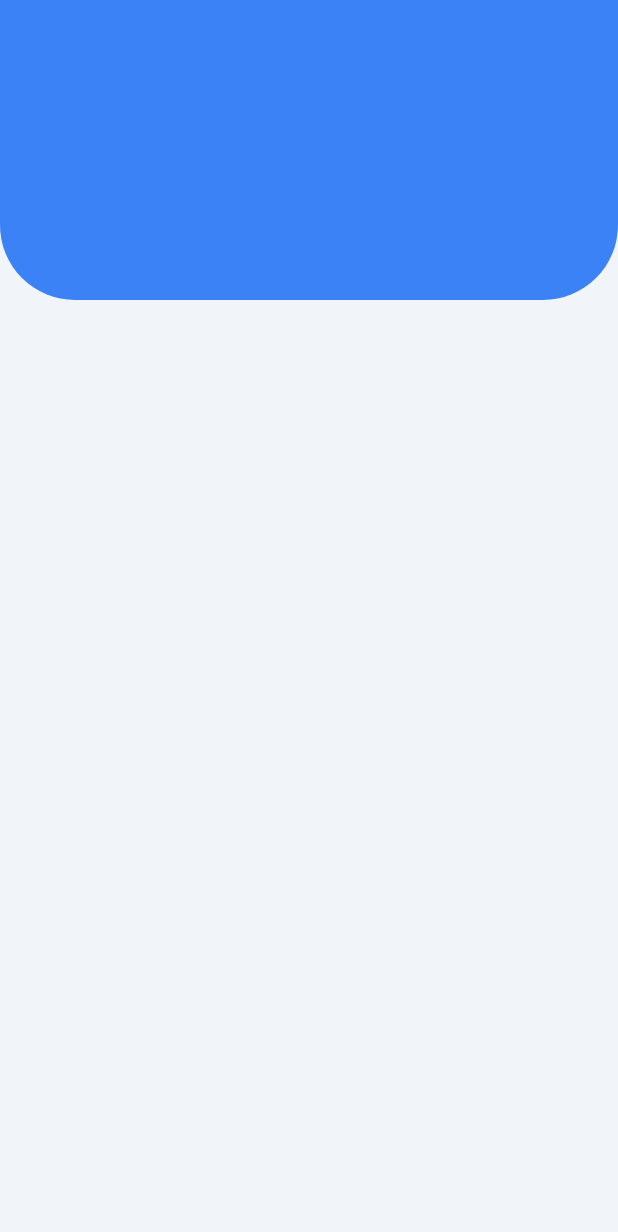
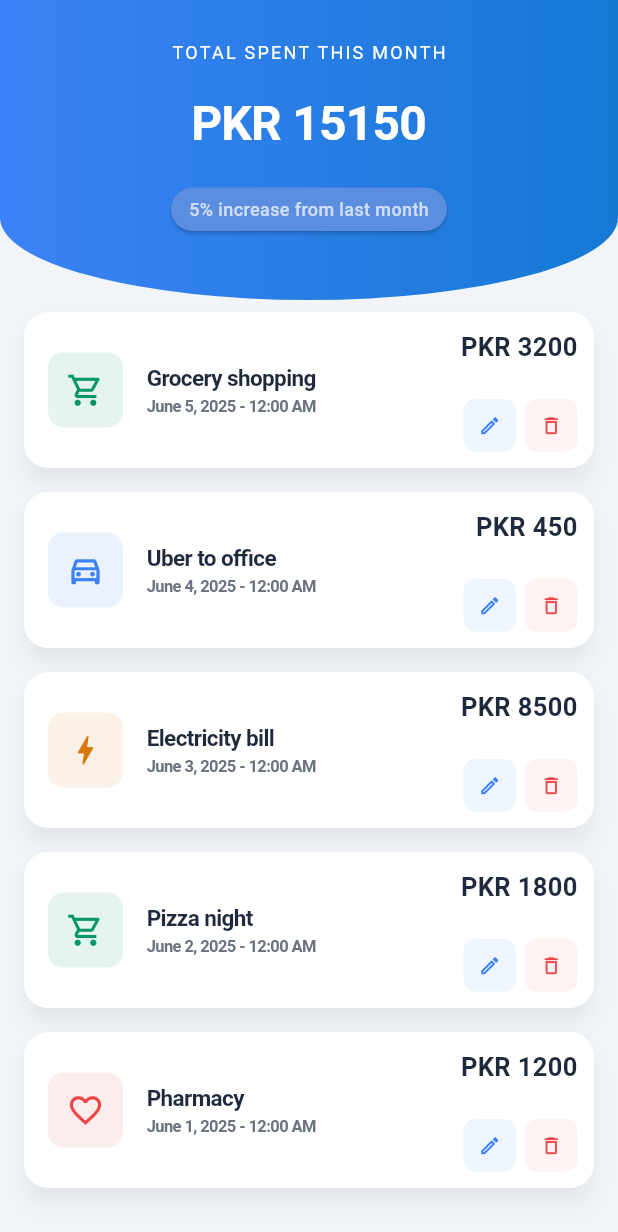
Before and after one commit to Rayyan-Wahid/SpendWise, a Flutter app: the ExpensesScreen screen opened directly, on a phone screen of 412 x 824 dp. Shown: the top 1232 px of the screen. Run offline on Flutter 3.47's test engine with Material 3 defaults, Android fonts, the phone set to English and light mode, and no system bars; Roboto replaces fonts that are missing (SF Pro Display).

Commit message:
UI for expenses screen is completed. Added another navigation item, add expenses instead of a floating action button. Mock data insertions and testing based on mock were performed.

```diff
--- /dev/null
+++ b/lib/data/category.dart
@@ -0,0 +1,42 @@
+import 'package:flutter/material.dart';
+
+class Category {
+  final String name;
+  final IconData icon;
+  final Color color;
+
+  Category({required this.name, required this.icon, required this.color});
+}
+
+Map<String, Category> categoryMap = {
+  'Food': Category(
+    name: 'Food',
+    color: Color(0xFF059669),
+    icon: Icons.shopping_cart_outlined,
+  ),
+  'Transport': Category(
+    name: 'Transport',
+    color: Color(0xFF3B82F6),
+    icon: Icons.directions_car_outlined,
+  ),
+  'Utilities': Category(
+    name: 'Utilities',
+    color: Color(0xFFD97706),
+    icon: Icons.bolt_outlined,
+  ),
+  'Shopping': Category(
+    name: 'Shopping',
+    color: Color(0xFFEC4899),
+    icon: Icons.shopping_bag_outlined,
+  ),
+  'Health': Category(
+    name: 'Health',
+    color: Color(0xFFEF4444),
+    icon: Icons.favorite_border,
+  ),
+  'Other': Category(
+    name: 'Other',
+    color: Color(0xFF6B7280),
+    icon: Icons.more_horiz,
+  ),
+};
--- /dev/null
+++ b/lib/data/expense_data.dart
@@ -0,0 +1,68 @@
+class Expense {
+  final String id;
+  final String title;
+  final double price;
+  final String category;
+  final DateTime date;
+
+  Expense({
+    required this.id,
+    required this.title,
+    required this.price,
+    required this.category,
+    required this.date,
+  });
+
+  Expense copyWith({
+    String? title,
+    double? price,
+    String? category,
+    DateTime? date,
+  }) {
+    return Expense(
+      id: id,
+      title: title ?? this.title,
+      price: price ?? this.price,
+      category: category ?? this.category,
+      date: date ?? this.date,
+    );
+  }
+}
+
+List<Expense> mockExpenses = [
+  Expense(
+    id: '1',
+    title: 'Grocery shopping',
+    price: 3200,
+    category: 'Food',
+    date: DateTime(2025, 6, 5),
+  ),
+  Expense(
+    id: '2',
+    title: 'Uber to office',
+    price: 450,
+    category: 'Transport',
+    date: DateTime(2025, 6, 4),
+  ),
+  Expense(
+    id: '3',
+    title: 'Electricity bill',
+    price: 8500,
+    category: 'Utilities',
+    date: DateTime(2025, 6, 3),
+  ),
+  Expense(
+    id: '4',
+    title: 'Pizza night',
+    price: 1800,
+    category: 'Food',
+    date: DateTime(2025, 6, 2),
+  ),
+  Expense(
+    id: '5',
+    title: 'Pharmacy',
+    price: 1200,
+    category: 'Health',
+    date: DateTime(2025, 6, 1),
+  ),
+];
--- a/lib/screens/expenses.dart
+++ b/lib/screens/expenses.dart
@@ -1,4 +1,8 @@
 import 'package:flutter/material.dart';
+import 'package:intl/intl.dart';
+import 'package:myspendwise/data/category.dart';
+import 'package:myspendwise/data/expense_data.dart';
+import 'package:myspendwise/widgets/expense_card.dart';
 import '../config/app_colors.dart';
 
 class ExpensesScreen extends StatefulWidget {
@@ -9,6 +13,12 @@ class ExpensesScreen extends StatefulWidget {
 }
 
 class _ExpensesScreenState extends State<ExpensesScreen> {
+  List<Expense> expenses = List.from(mockExpenses);
+  List<Expense> get sorted =>
+      [...expenses]..sort((a, b) => b.date.compareTo(a.date));
+
+  double get total => expenses.fold(0, (sum, e) => sum + e.price);
+
   @override
   Widget build(BuildContext context) {
     return Scaffold(
@@ -18,12 +28,79 @@ class _ExpensesScreenState extends State<ExpensesScreen> {
           Container(
             height: 200,
             width: double.infinity,
-            decoration: BoxDecoration(
-              color: AppColors.accent, // deep ocean blue
-              borderRadius: const BorderRadius.only(
-                bottomLeft: Radius.circular(50),
-                bottomRight: Radius.circular(50),
+            decoration: const BoxDecoration(
+              gradient: LinearGradient(
+                colors: [AppColors.accent, AppColors.primary],
               ),
+              borderRadius: BorderRadius.only(
+                bottomLeft: Radius.elliptical(300, 80),
+                bottomRight: Radius.elliptical(300, 80),
+              ),
+            ),
+            child: Center(
+              child: Column(
+                children: [
+                  SizedBox(height: 26),
+                  Text(
+                    'TOTAL SPENT THIS MONTH',
+                    style: TextStyle(
+                      color: Colors.white,
+                      fontSize: 12,
+                      letterSpacing: 1.5,
+                    ),
+                  ),
+                  SizedBox(height: 16),
+                  Text(
+                    'PKR ${total.toStringAsFixed(0)}',
+
+                    style: TextStyle(
+                      color: Colors.white,
+                      fontSize: 32,
+                      fontWeight: FontWeight.bold,
+                      letterSpacing: -0.5,
+                    ),
+                  ),
+                  SizedBox(height: 16),
+                  Card(
+                    color: Color.fromARGB(
+                      255,
+                      92,
+                      142,
+                      223,
+                    ), // lighter ocean blue
+                    shape: RoundedRectangleBorder(
+                      borderRadius: BorderRadius.all(Radius.circular(20)),
+                    ),
+                    child: Padding(
+                      padding: EdgeInsets.symmetric(
+                        horizontal: 12,
+                        vertical: 6,
+                      ),
+                      child: Text(
+                        '5% increase from last month',
+                        style: TextStyle(
+                          color: Colors.white70,
+                          fontSize: 12,
+                          fontWeight: FontWeight.w500,
+                        ),
+                      ),
+                    ),
+                  ),
+                ],
+              ),
+            ),
+          ),
+          Expanded(
+            child: ListView.builder(
+              itemCount: sorted.length,
+              itemBuilder: (context, index) {
+                final expense = sorted[index];
+                return ExpenseCard(
+                  expense: expense,
+                  onEdit: () => {},
+                  onDelete: () => {},
+                );
+              },
             ),
           ),
         ],
--- /dev/null
+++ b/lib/widgets/expense_card.dart
@@ -0,0 +1,149 @@
+import 'package:flutter/material.dart';
+import 'package:intl/intl.dart';
+import '../config/app_colors.dart';
+import '../data/expense_data.dart';
+import '../data/category.dart';
+
+class ExpenseCard extends StatelessWidget {
+  final Expense expense;
+  final VoidCallback onEdit;
+  final VoidCallback onDelete;
+
+  const ExpenseCard({
+    super.key,
+    required this.expense,
+    required this.onEdit,
+    required this.onDelete,
+  });
+
+  @override
+  Widget build(BuildContext context) {
+    final config = categoryMap[expense.category] ?? categoryMap['Other']!;
+    final formattedDate = DateFormat('MMMM d, y - h:mm a').format(expense.date);
+    return Container(
+      height: 120,
+      width: double.infinity,
+
+      child: Card(
+        elevation: 6,
+        shadowColor: Colors.black26,
+        margin: const EdgeInsets.symmetric(horizontal: 16, vertical: 8),
+        color: Colors.white,
+        shape: RoundedRectangleBorder(borderRadius: BorderRadius.circular(16)),
+        child: Row(
+          children: [
+            Container(
+              width: 50,
+              height: 50,
+              margin: const EdgeInsets.all(16),
+              alignment: Alignment.center,
+              decoration: BoxDecoration(
+                color: config.color.withOpacity(0.1),
+                borderRadius: const BorderRadius.all(Radius.circular(10)),
+              ),
+              child: Icon(config.icon, color: config.color, size: 25),
+            ),
+            Expanded(
+              child: Column(
+                mainAxisAlignment: MainAxisAlignment.center,
+                crossAxisAlignment: CrossAxisAlignment.start,
+                children: [
+                  Text(
+                    expense.title,
+                    maxLines: 1,
+                    overflow: TextOverflow.ellipsis,
+                    style: const TextStyle(
+                      color: AppColors.textPrimary,
+                      letterSpacing: -0.4,
+                      fontSize: 15,
+                      fontWeight: FontWeight.bold,
+                    ),
+                  ),
+                  Text(
+                    formattedDate, // show only date
+                    maxLines: 1,
+                    overflow: TextOverflow.ellipsis,
+                    style: TextStyle(
+                      fontSize: 11,
+                      fontWeight: FontWeight.bold,
+                      color: AppColors.categoryOther,
+                      letterSpacing: -0.4,
+                    ),
+                  ),
+                ],
+              ),
+            ),
+            Padding(
+              padding: const EdgeInsets.all(11.0),
+              child: Column(
+                crossAxisAlignment: CrossAxisAlignment.end,
+                children: [
+                  Expanded(
+                    child: Text(
+                      'PKR ${expense.price.toStringAsFixed(0)}',
+                      maxLines: 1,
+                      overflow: TextOverflow.ellipsis,
+                      style: const TextStyle(
+                        fontSize: 17,
+                        fontWeight: FontWeight.w700,
+                        color: Color(0xFF1E293B),
+                      ),
+                    ),
+                  ),
+                  const SizedBox(height: 20),
+                  Row(
+                    children: [
+                      _ActionButton(
+                        icon: Icons.edit_outlined,
+                        color: const Color(0xFF3B82F6),
+                        background: const Color(0xFFEFF6FF),
+                        onTap: onEdit,
+                      ),
+                      const SizedBox(width: 6),
+                      _ActionButton(
+                        icon: Icons.delete_outline,
+                        color: const Color(0xFFEF4444),
+                        background: const Color(0xFFFEF2F2),
+                        onTap: onDelete,
+                      ),
+                    ],
+                  ),
+                ],
+              ),
+            ),
+          ],
+        ),
+      ),
+    );
+  }
+}
+
+class _ActionButton extends StatelessWidget {
+  final IconData icon;
+  final Color color;
+  final Color background;
+  final VoidCallback onTap;
+
+  const _ActionButton({
+    required this.icon,
+    required this.color,
+    required this.background,
+    required this.onTap,
+  });
+
+  @override
+  Widget build(BuildContext context) {
+    return GestureDetector(
+      onTap: onTap,
+      child: Container(
+        width: 35,
+        height: 35,
+        decoration: BoxDecoration(
+          color: background,
+          borderRadius: BorderRadius.circular(8),
+        ),
+        child: Icon(icon, color: color, size: 15),
+      ),
+    );
+  }
+}
--- a/pubspec.yaml
+++ b/pubspec.yaml
@@ -61,7 +61,10 @@ flutter:
   uses-material-design: true
 
   # To add assets to your application, add an assets section, like this:
-  # assets:
+  assets:
+       - images/icon_add.png
+       - images/icon_add1.png
+       - images/add (1).png
   #   - images/a_dot_burr.jpeg
   #   - images/a_dot_ham.jpeg
 
```
Also changed, not shown: lib/main.dart (+27 -9 lines), lib/screens/expense_form.dart (added, +236 -0 lines), lib/widgets/summary_card.dart (added, +94 -0 lines), images/add (1).png (added), images/icon_add.png (added), images/icon_add1.png (added).
